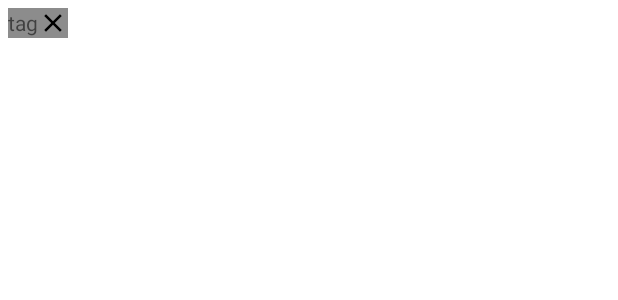
After one commit to hyun9-9/FinalProject, an Android app: the layout tag.xml on its own in the app's theme, with its tools: preview values and no code run, on a phone screen of 412 x 824 dp. The commit adds this screen. Shown: the top 300 px of the screen. Run offline under Robolectric (Android 15) with nearby library versions, the light colour scheme and no system bars; network calls fail.

Commit message:
search tag clear

```diff
--- a/app/src/main/res/layout/listingredient.xml
+++ b/app/src/main/res/layout/listingredient.xml
@@ -2,11 +2,12 @@
 <LinearLayout xmlns:android="http://schemas.android.com/apk/res/android"
     android:layout_width="wrap_content"
     android:layout_height="wrap_content"
-    android:orientation="vertical">
+    android:orientation="vertical"
+    android:padding="10dp">
     <TextView
         android:id="@+id/listingredient"
         android:layout_width="match_parent"
-        android:layout_height="wrap_content"
+        android:layout_height="25dp"
         android:autoSizeTextType="uniform"
         android:ellipsize="end"
         android:text="difficulty"/>
--- /dev/null
+++ b/app/src/main/res/layout/tag.xml
@@ -0,0 +1,17 @@
+<?xml version="1.0" encoding="utf-8"?>
+<LinearLayout xmlns:android="http://schemas.android.com/apk/res/android"
+    android:layout_width="wrap_content"
+    android:layout_height="wrap_content"
+    android:background="@color/colorGray"
+    android:layout_margin="5dp">
+<TextView
+    android:id="@+id/textView"
+    android:layout_width="wrap_content"
+    android:layout_height="wrap_content"
+    android:text="tag"
+    />
+    <ImageView
+        android:layout_width="20dp"
+        android:layout_height="20dp"
+        android:src="@drawable/baseline_clear_24"/>
+</LinearLayout>
```
Also changed, not shown: app/src/main/java/com/example/finalproject/CustomAdapter.java (added, +84 -0 lines), app/src/main/java/com/example/finalproject/SearchFragment1.java (+20 -1 lines), app/src/main/res/layout/fragment_search.xml (+10 -10 lines).
